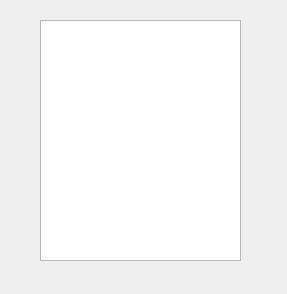
Above: Programas/U3_Clase/P4_TranspasoInfoVentanas/Ejemplo 3/Ventana_VisualizarDatos.ui from NEUTRALDUST21/PIP_2024_3_Eq_Maciel before the change. Below: the same form after it.
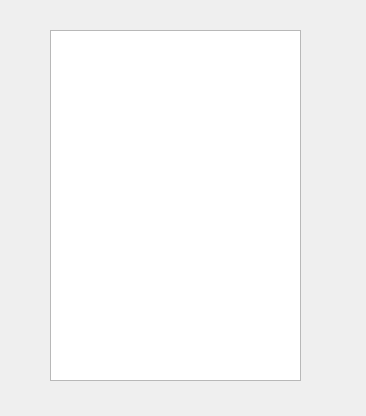
That is the form after the change.

```diff
--- a/Programas/U3_Clase/P4_TranspasoInfoVentanas/Ejemplo 3/Ventana_VisualizarDatos.ui
+++ b/Programas/U3_Clase/P4_TranspasoInfoVentanas/Ejemplo 3/Ventana_VisualizarDatos.ui
@@ -6,8 +6,8 @@
    <rect>
     <x>0</x>
     <y>0</y>
-    <width>287</width>
-    <height>294</height>
+    <width>366</width>
+    <height>416</height>
    </rect>
   </property>
   <property name="windowTitle">
@@ -16,10 +16,10 @@
   <widget class="QListWidget" name="lw_lista_alumnos">
    <property name="geometry">
     <rect>
-     <x>40</x>
-     <y>20</y>
-     <width>201</width>
-     <height>241</height>
+     <x>50</x>
+     <y>30</y>
+     <width>251</width>
+     <height>351</height>
     </rect>
    </property>
   </widget>
```
Left out of the diff: 2 changed lines with no effect on the pictures.
